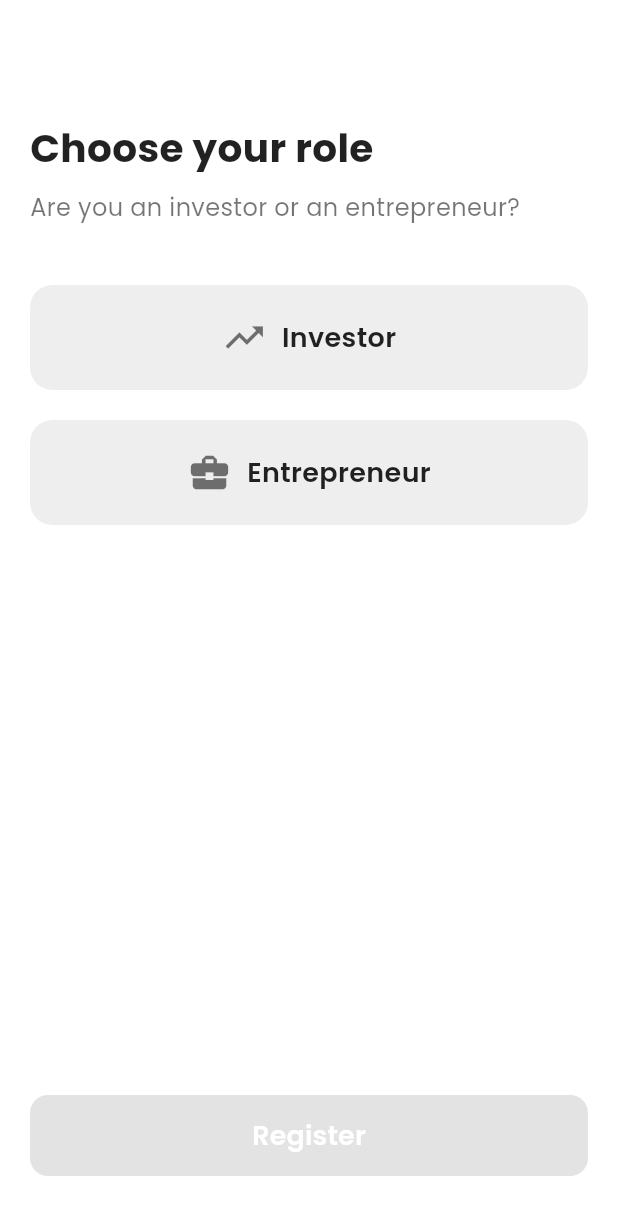
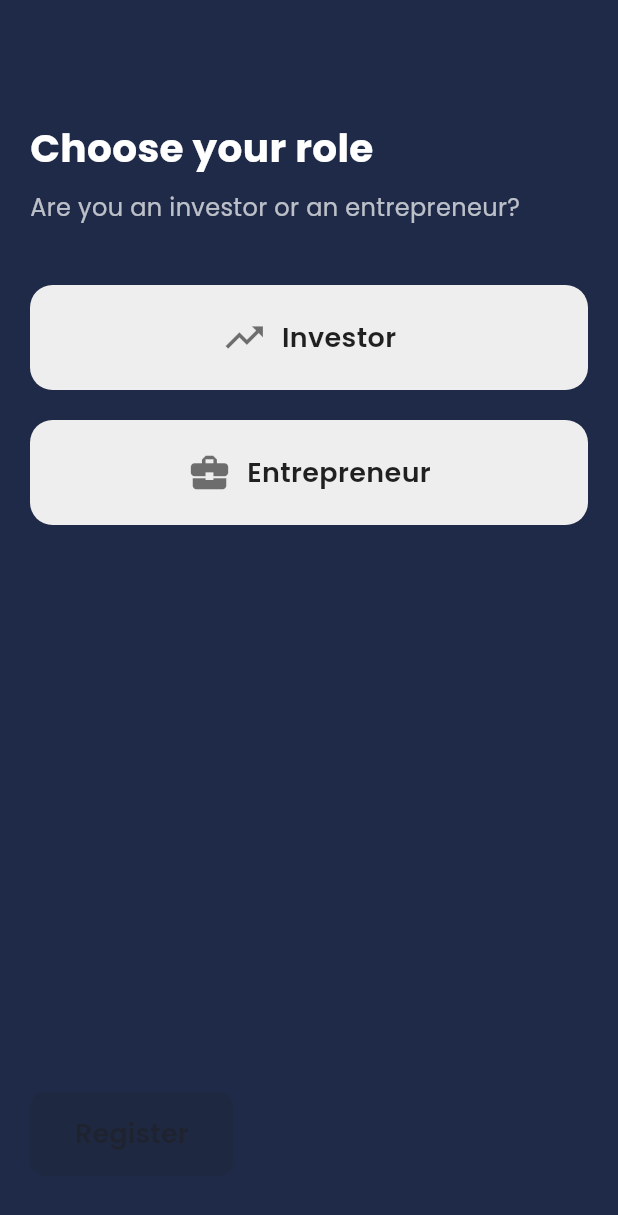
Before and after one commit to LechehebDjaafar/investme, a Flutter app: the InvestorOrEntrepreneurScreen screen opened by its route, on a phone screen of 412 x 824 dp. Shown: the top 1215 px of the screen. Run offline on Flutter 3.47's test engine with Material 3 defaults, Android fonts, the light colour scheme and no system bars; our stand-ins replace firebase_core, go_router, google_fonts; accounts and stored records are empty.

Commit message:
InvestMe

```diff
--- a/lib/screens/onboarding/investor_or_entrepreneur.dart
+++ b/lib/screens/onboarding/investor_or_entrepreneur.dart
@@ -15,7 +15,7 @@ class _InvestorOrEntrepreneurScreenState
   @override
   Widget build(BuildContext context) {
     return Scaffold(
-      backgroundColor: Colors.white,
+      backgroundColor: const Color(0xFF1E2A47), // خلفية أزرق داكن
       body: Padding(
         padding: const EdgeInsets.all(20.0),
         child: Column(
@@ -27,7 +27,7 @@ class _InvestorOrEntrepreneurScreenState
               style: GoogleFonts.poppins(
                 fontSize: 26,
                 fontWeight: FontWeight.bold,
-                color: Colors.black87,
+                color: Colors.white, // نص أبيض
               ),
             ),
             const SizedBox(height: 10),
@@ -35,40 +35,34 @@ class _InvestorOrEntrepreneurScreenState
               "Are you an investor or an entrepreneur?",
               style: GoogleFonts.poppins(
                 fontSize: 16,
-                color: Colors.black54,
+                color: Colors.white70, // نص رمادي فاتح
               ),
             ),
             const SizedBox(height: 40),
-
             // Role Selection
             _buildRoleButton("Investor", Icons.trending_up),
             const SizedBox(height: 20),
             _buildRoleButton("Entrepreneur", Icons.business_center),
             const Spacer(),
-
             // Register Button
             ElevatedButton(
               onPressed: selectedRole != null
                   ? () {
-                      // انتقل للصفحة الرئيسية بعد التسجيل
-                      context.go('/home');
+                      // الانتقال إلى الصفحة الرئيسية مع تمرير الدور المختار
+                      context.go('/home', extra: selectedRole);
                     }
                   : null, // عطل الزر إذا لم يتم اختيار الدور
               style: ElevatedButton.styleFrom(
-                backgroundColor: Colors.blueAccent,
-                padding: const EdgeInsets.symmetric(vertical: 14),
-                minimumSize: const Size(double.infinity, 50),
+                backgroundColor: const Color(0xFFF4B400), // زر ذهبي
+                foregroundColor: Colors.white, // نص أبيض
+                padding: const EdgeInsets.symmetric(vertical: 15, horizontal: 30),
                 shape: RoundedRectangleBorder(
-                  borderRadius: BorderRadius.circular(12),
+                  borderRadius: BorderRadius.circular(10),
                 ),
               ),
               child: Text(
                 "Register",
-                style: GoogleFonts.poppins(
-                  fontSize: 18,
-                  fontWeight: FontWeight.w600,
-                  color: Colors.white,
-                ),
+                style: GoogleFonts.poppins(fontSize: 18, fontWeight: FontWeight.w600),
               ),
             ),
             const SizedBox(height: 20),
@@ -78,6 +72,7 @@ class _InvestorOrEntrepreneurScreenState
     );
   }
 
+  // زر اختيار الدور
   Widget _buildRoleButton(String role, IconData icon) {
     return GestureDetector(
       onTap: () {
@@ -89,10 +84,10 @@ class _InvestorOrEntrepreneurScreenState
         width: double.infinity,
         padding: const EdgeInsets.symmetric(vertical: 18),
         decoration: BoxDecoration(
-          color: selectedRole == role ? Colors.blueAccent : Colors.grey[200],
+          color: selectedRole == role ? const Color(0xFFF4B400) : Colors.grey[200],
           borderRadius: BorderRadius.circular(15),
           border: Border.all(
-            color: selectedRole == role ? Colors.blueAccent : Colors.transparent,
+            color: selectedRole == role ? const Color(0xFFF4B400) : Colors.transparent,
             width: 2,
           ),
         ),
```
Also changed, not shown: lib/core/theme.dart (+38 -0 lines), lib/main.dart (+3 -5 lines), lib/screens/onboarding/age_gender.dart (+75 -43 lines), lib/screens/onboarding/name_input.dart (+16 -19 lines), lib/screens/onboarding/splash_screen.dart (+7 -13 lines).
